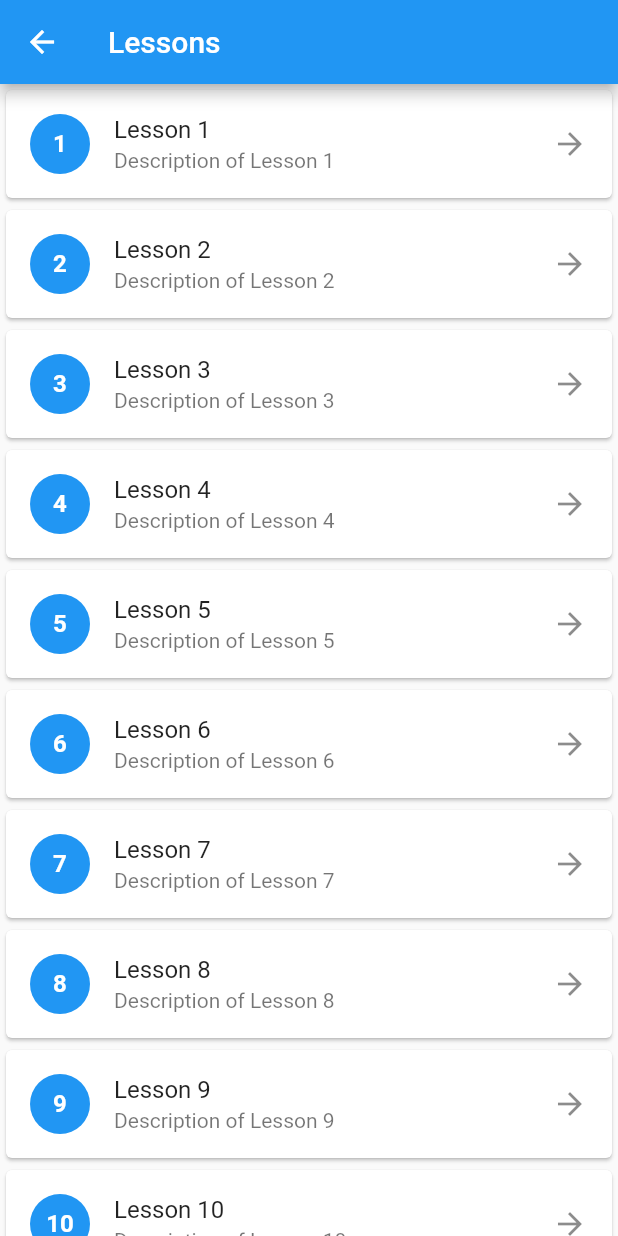
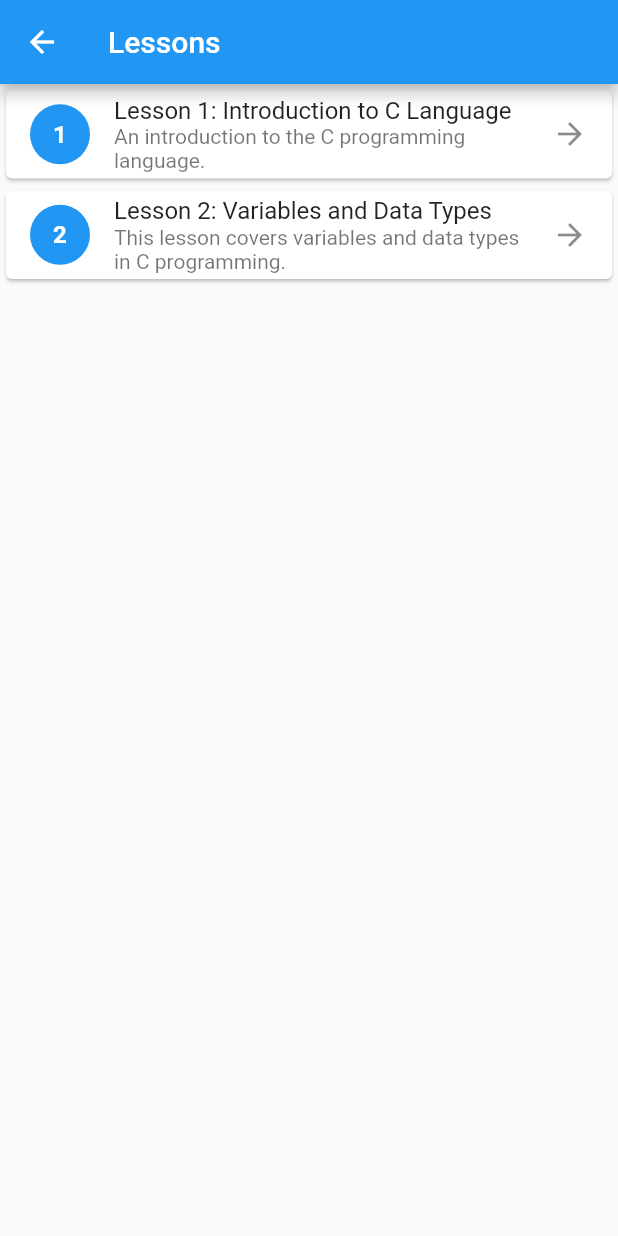
Before and after one commit to sagexfors/basicprog, a Flutter app: the HomePage screen opened directly, in the side drawer, after a tap on "Lessons", on a phone screen of 412 x 824 dp. Run offline on Flutter 3.47's test engine with Material 2 defaults, Android fonts, the phone set to English and light mode, and no system bars; our stand-ins replace cloud_firestore, firebase_auth, firebase_core, firebase_storage, flutter_svg, image_picker; accounts and stored records are empty; generated files the repository leaves out were written again.

Commit message:
Lesson half-way finished

```diff
--- a/lib/Pages/home_page.dart
+++ b/lib/Pages/home_page.dart
@@ -8,6 +8,57 @@ import 'lessons_page.dart';
 import 'profile_page.dart';
 import 'quizzes_page.dart';
 import 'reset_password_page.dart';
+
+final List<Lesson> lessonList = [
+  Lesson(
+    title: "Lesson 1: Introduction to C Language",
+    description: "An introduction to the C programming language.",
+    content: [
+      "Programming language is the language that will serve as the medium between the human and the machine or the computer. It is a set of grammatical rules for instructing a computer or any computing device to perform specific tasks.",
+      "There are categories of programming language, these are:",
+      "- Machine Language where instructions are written in 0’s and 1’s...",
+      "- Low-level language or assembly language where instructions are written in mnemonic code/symbols...",
+      "- High-level language are those instructions that have resemblance to our English language statements...",
+      "Translators Programs:",
+      "Translator Programs are programs that are utilized by a particular programming language to translate instructions written either in low-level language or high-level language...",
+      "- Assembler. It translates program written in assembly language or low-level language into machine language...",
+      "- Interpreter. It translates program written in high-level language into machine language one statement/command at a time...",
+      "- Compiler. It translates program written in high-level language into machine language...",
+      "What is C Language?...",
+      "C programming language was developed in 1972 by Dennis Ritchie at Bell Laboratories...",
+      "Why need to learn C programming?...",
+      "It is vital to fully understand as to why should learn C programming...",
+      "C programming is referred to as the mother language since it forms the foundation for all other programming languages...",
+      "It can be defined by the following ways:...",
+      "- C as mother language...",
+      "- C as system programming language...",
+      "- C as procedural language...",
+      "- C as structured programming language...",
+      "- C as mid-level programming language...",
+      "Application of C Programming...",
+      "C was first used for system development, namely for the programs that comprise the operating system...",
+      "1. Operating System",
+      "2. Language Compilers",
+      "3. Assemblers",
+      "4. Text Editors",
+      "5. Network Drivers",
+      "6. Modern Programs",
+      "7. Databases",
+      "8. Language Interpreters",
+      "9. Utilities",
+      "10. Print Spoolers"
+    ],
+  ),
+  Lesson(
+    title: "Lesson 2: Variables and Data Types",
+    description:
+        "This lesson covers variables and data types in C programming.",
+    content: [
+      // Content of the lesson
+    ],
+  ),
+  // Add more lessons as needed
+];
 
 class HomePage extends StatelessWidget {
   const HomePage({Key? key}) : super(key: key);
@@ -69,7 +120,11 @@ class NavigationDrawer extends StatelessWidget {
             onTap: () {
               Navigator.push(
                 context,
-                MaterialPageRoute(builder: (context) => const LessonsPage()),
+                MaterialPageRoute(
+                  builder: (context) => LessonsPage(
+                    lessons: lessonList,
+                  ),
+                ),
               );
             },
           ),
--- a/lib/Pages/lessons_page.dart
+++ b/lib/Pages/lessons_page.dart
@@ -1,7 +1,21 @@
 import 'package:flutter/material.dart';
 
+class Lesson {
+  String title;
+  String description;
+  List<String> content;
+
+  Lesson({
+    required this.title,
+    required this.description,
+    required this.content,
+  });
+}
+
 class LessonsPage extends StatelessWidget {
-  const LessonsPage({super.key});
+  final List<Lesson> lessons;
+
+  const LessonsPage({Key? key, required this.lessons}) : super(key: key);
 
   @override
   Widget build(BuildContext context) {
@@ -10,10 +24,14 @@ class LessonsPage extends StatelessWidget {
         title: const Text('Lessons'),
       ),
       body: ListView.builder(
-        itemCount: 10, // Number of lesson cards
+        itemCount: lessons.length,
         itemBuilder: (context, index) {
+          final lesson = lessons[index];
           final lessonNumber = index + 1;
-          return LessonCard(lessonNumber: lessonNumber);
+          return LessonCard(
+            lesson: lesson,
+            lessonNumber: lessonNumber,
+          );
         },
       ),
     );
@@ -23,7 +41,13 @@ class LessonsPage extends StatelessWidget {
 class LessonCard extends StatelessWidget {
   final int lessonNumber;
 
-  const LessonCard({super.key, required this.lessonNumber});
+  final Lesson lesson;
+
+  const LessonCard({
+    Key? key,
+    required this.lessonNumber,
+    required this.lesson,
+  }) : super(key: key);
 
   @override
   Widget build(BuildContext context) {
@@ -39,14 +63,17 @@ class LessonCard extends StatelessWidget {
             ),
           ),
         ),
-        title: Text('Lesson $lessonNumber'),
-        subtitle: Text('Description of Lesson $lessonNumber'),
+        title: Text(lesson.title),
+        subtitle: Text(lesson.description),
         trailing: const Icon(Icons.arrow_forward),
         onTap: () {
           Navigator.push(
             context,
             MaterialPageRoute(
-              builder: (context) => LessonPage(lessonNumber: lessonNumber),
+              builder: (context) => LessonPage(
+                lessonNumber: lessonNumber,
+                lesson: lesson,
+              ),
             ),
           );
         },
@@ -57,8 +84,10 @@ class LessonCard extends StatelessWidget {
 
 class LessonPage extends StatelessWidget {
   final int lessonNumber;
+  final Lesson lesson;
 
-  const LessonPage({super.key, required this.lessonNumber});
+  const LessonPage({Key? key, required this.lessonNumber, required this.lesson})
+      : super(key: key);
 
   @override
   Widget build(BuildContext context) {
@@ -67,7 +96,23 @@ class LessonPage extends StatelessWidget {
         title: Text('Lesson $lessonNumber'),
       ),
       body: Center(
-        child: Text('Content of Lesson $lessonNumber'),
+        child: Column(
+          children: [
+            Text('Title: ${lesson.title}'),
+            Text('Description: ${lesson.description}'),
+            const Text('Content:'),
+            Expanded(
+              child: ListView.builder(
+                itemCount: lesson.content.length,
+                itemBuilder: (context, index) {
+                  return ListTile(
+                    title: Text(lesson.content[index]),
+                  );
+                },
+              ),
+            ),
+          ],
+        ),
       ),
     );
   }
```
